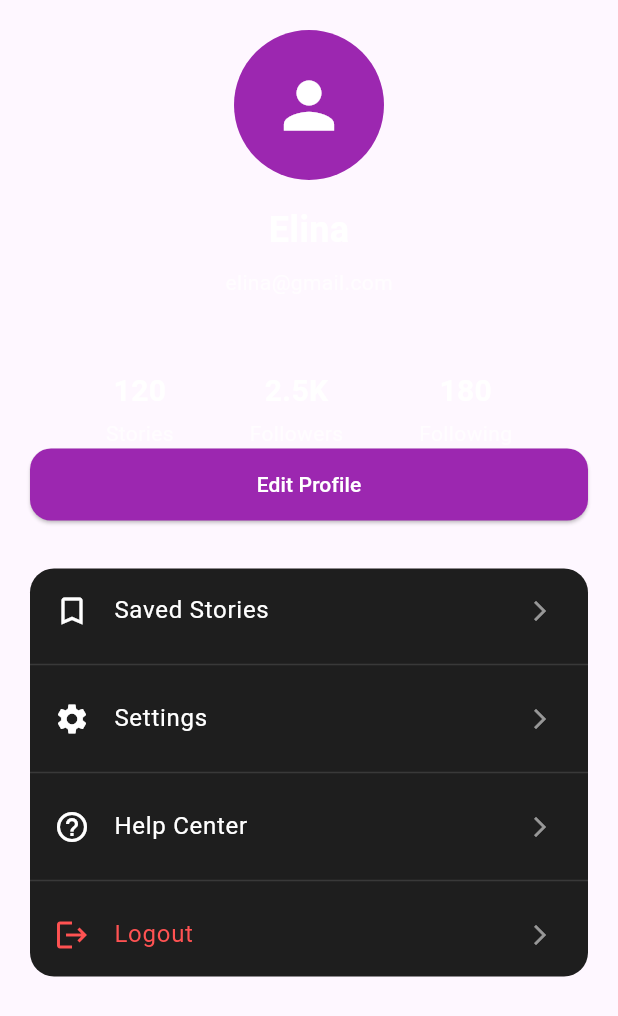
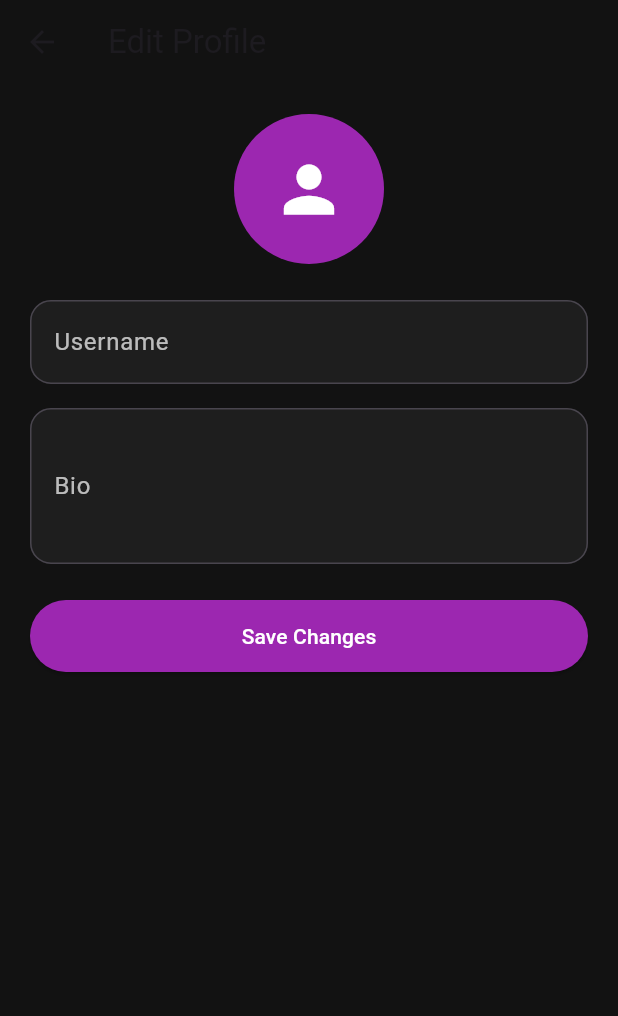
Before and after one commit to talitha404/naratia-app, a Flutter app: the ProfileScreen widget shown alone on an empty page, opened directly, after a tap on "Edit Profile", on a phone screen of 412 x 824 dp. Shown: the top 1016 px of the screen. Run offline on Flutter 3.47's test engine with Material 3 defaults, Android fonts, the phone set to English and light mode, and no system bars.

Commit message:
add edit profile and settings navigation

```diff
--- /dev/null
+++ b/lib/views/profile/edit_profile_screen.dart
@@ -0,0 +1,84 @@
+import 'package:flutter/material.dart';
+
+class EditProfileScreen extends StatelessWidget {
+  const EditProfileScreen({super.key});
+
+  @override
+  Widget build(BuildContext context) {
+    return Scaffold(
+      backgroundColor: const Color(0xFF121212),
+
+      appBar: AppBar(
+        backgroundColor: const Color(0xFF121212),
+        title: const Text("Edit Profile"),
+      ),
+
+      body: Padding(
+        padding: const EdgeInsets.all(20),
+
+        child: Column(
+          children: [
+
+            const CircleAvatar(
+              radius: 50,
+              backgroundColor: Colors.purple,
+              child: Icon(
+                Icons.person,
+                size: 50,
+                color: Colors.white,
+              ),
+            ),
+
+            const SizedBox(height: 24),
+
+            TextField(
+              style: const TextStyle(color: Colors.white),
+              decoration: InputDecoration(
+                labelText: 'Username',
+                labelStyle: const TextStyle(color: Colors.white70),
+                filled: true,
+                fillColor: const Color(0xFF1E1E1E),
+                border: OutlineInputBorder(
+                  borderRadius: BorderRadius.circular(14),
+                ),
+              ),
+            ),
+
+            const SizedBox(height: 16),
+
+            TextField(
+              style: const TextStyle(color: Colors.white),
+              maxLines: 3,
+              decoration: InputDecoration(
+                labelText: 'Bio',
+                labelStyle: const TextStyle(color: Colors.white70),
+                filled: true,
+                fillColor: const Color(0xFF1E1E1E),
+                border: OutlineInputBorder(
+                  borderRadius: BorderRadius.circular(14),
+                ),
+              ),
+            ),
+
+            const SizedBox(height: 24),
+
+            SizedBox(
+              width: double.infinity,
+              child: ElevatedButton(
+                style: ElevatedButton.styleFrom(
+                  backgroundColor: Colors.purple,
+                  padding: const EdgeInsets.symmetric(vertical: 14),
+                ),
+                onPressed: () {},
+                child: const Text(
+                  'Save Changes',
+                  style: TextStyle(color: Colors.white),
+                ),
+              ),
+            ),
+          ],
+        ),
+      ),
+    );
+  }
+}
--- a/lib/views/profile/profile_screen.dart
+++ b/lib/views/profile/profile_screen.dart
@@ -1,4 +1,6 @@
 import 'package:flutter/material.dart';
+import 'edit_profile_screen.dart';
+import 'settings_screen.dart';
 
 class ProfileScreen extends StatelessWidget {
   const ProfileScreen({super.key});
@@ -47,8 +49,7 @@ class ProfileScreen extends StatelessWidget {
 
             const SizedBox(height: 24),
 
-            const SizedBox(height: 24),
-
+            // USER STATS
             Row(
               mainAxisAlignment: MainAxisAlignment.spaceEvenly,
               children: const [
@@ -109,21 +110,36 @@ Row(
               ],
             ),
 
+            const SizedBox(height: 32),
+
             // EDIT PROFILE BUTTON
             SizedBox(
               width: double.infinity,
+
               child: ElevatedButton(
                 style: ElevatedButton.styleFrom(
                   backgroundColor: Colors.purple,
                   padding: const EdgeInsets.symmetric(vertical: 14),
+
                   shape: RoundedRectangleBorder(
                     borderRadius: BorderRadius.circular(14),
                   ),
                 ),
-                onPressed: () {},
+
+                onPressed: () {
+                  Navigator.push(
+                    context,
+                    MaterialPageRoute(
+                      builder: (_) => const EditProfileScreen(),
+                    ),
+                  );
+                },
+
                 child: const Text(
                   'Edit Profile',
-                  style: TextStyle(color: Colors.white),
+                  style: TextStyle(
+                    color: Colors.white,
+                  ),
                 ),
               ),
             ),
@@ -140,79 +156,102 @@ Row(
               child: Column(
                 children: [
 
+                  // SAVED STORIES
                   ListTile(
                     leading: const Icon(
                       Icons.bookmark_border,
                       color: Colors.white,
                     ),
+
                     title: const Text(
                       'Saved Stories',
                       style: TextStyle(color: Colors.white),
                     ),
+
                     trailing: const Icon(
                       Icons.arrow_forward_ios,
                       color: Colors.white54,
                       size: 16,
                     ),
+
                     onTap: () {},
                   ),
 
                   const Divider(color: Colors.white12),
 
+                  // SETTINGS
                   ListTile(
                     leading: const Icon(
                       Icons.settings,
                       color: Colors.white,
                     ),
+
                     title: const Text(
                       'Settings',
                       style: TextStyle(color: Colors.white),
                     ),
+
                     trailing: const Icon(
                       Icons.arrow_forward_ios,
                       color: Colors.white54,
                       size: 16,
                     ),
+
+                    onTap: () {
+                      Navigator.push(
+                        context,
+                        MaterialPageRoute(
+                          builder: (_) => const SettingsScreen(),
+                        ),
+                      );
+                    },
+                  ),
+
+                  const Divider(color: Colors.white12),
+
+                  // HELP CENTER
+                  ListTile(
+                    leading: const Icon(
+                      Icons.help_outline,
+                      color: Colors.white,
+                    ),
+
+                    title: const Text(
+                      'Help Center',
+                      style: TextStyle(color: Colors.white),
+                    ),
+
+                    trailing: const Icon(
+                      Icons.arrow_forward_ios,
+                      color: Colors.white54,
+                      size: 16,
+                    ),
+
                     onTap: () {},
                   ),
 
                   const Divider(color: Colors.white12),
 
-                  ListTile(
-                    leading: const Icon(
-                      Icons.help_outline,
-                      color: Colors.white,
-                    ),
-                    title: const Text(
-                      'Help Center',
-                      style: TextStyle(color: Colors.white),
-                    ),
-                    trailing: const Icon(
-                      Icons.arrow_forward_ios,
-                      color: Colors.white54,
-                      size: 16,
-                    ),
-                    onTap: () {},
-                  ),
-
-                  const Divider(color: Colors.white12),
-
+                  // LOGOUT
                   ListTile(
                     leading: const Icon(
                       Icons.logout,
                       color: Colors.redAccent,
                     ),
+
                     title: const Text(
                       'Logout',
                       style: TextStyle(
                         color: Colors.redAccent,
                       ),
                     ),
+
                     trailing: const Icon(
                       Icons.arrow_forward_ios,
                       color: Colors.white54,
                       size: 16,
                     ),
+
                     onTap: () {},
                   ),
                 ],
```
Also changed, not shown: lib/views/profile/settings_screen.dart (added, +68 -0 lines). Lines whose indentation alone changed are shown as unchanged.
